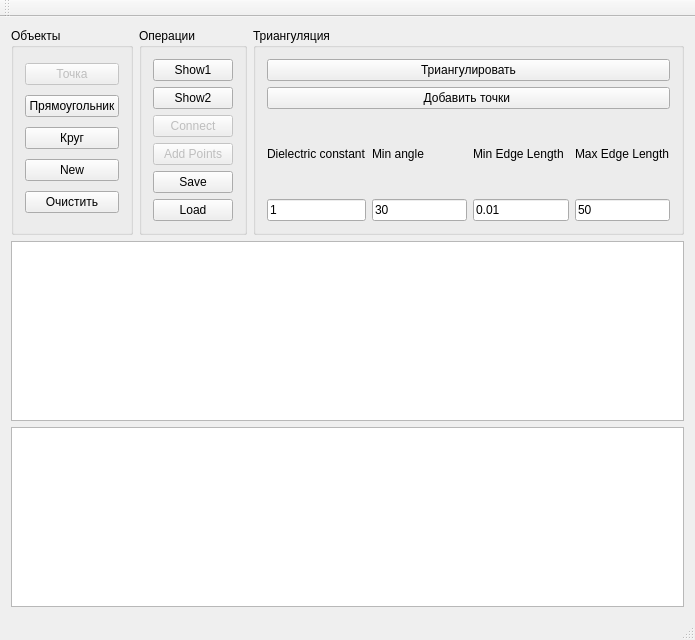
Qt form mainwindow.ui (aleksejkvasnikov/delaunator) before a commit.
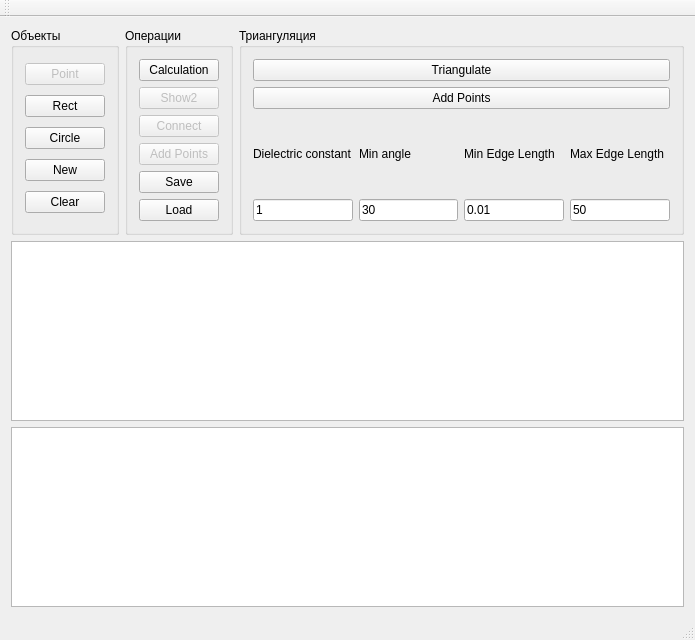
The same form after that commit.

What changed in the file:
```diff
--- a/mainwindow.ui
+++ b/mainwindow.ui
@@ -29,14 +29,14 @@
             <bool>false</bool>
            </property>
            <property name="text">
-            <string>Точка</string>
+            <string>Point</string>
            </property>
           </widget>
          </item>
          <item>
           <widget class="QPushButton" name="rectButton">
            <property name="text">
-            <string>Прямоугольник</string>
+            <string>Rect</string>
            </property>
           </widget>
          </item>
@@ -46,7 +46,7 @@
             <bool>true</bool>
            </property>
            <property name="text">
-            <string>Круг</string>
+            <string>Circle</string>
            </property>
           </widget>
          </item>
@@ -60,7 +60,7 @@
          <item>
           <widget class="QPushButton" name="pushButton_3">
            <property name="text">
-            <string>Очистить</string>
+            <string>Clear</string>
            </property>
           </widget>
          </item>
@@ -76,12 +76,15 @@
          <item>
           <widget class="QPushButton" name="femCalc">
            <property name="text">
-            <string>Show1</string>
+            <string>Calculation</string>
            </property>
           </widget>
          </item>
          <item>
           <widget class="QPushButton" name="showMesh_button">
+           <property name="enabled">
+            <bool>false</bool>
+           </property>
            <property name="text">
             <string>Show2</string>
            </property>
@@ -133,14 +136,14 @@
          <item>
           <widget class="QPushButton" name="pushButton_4">
            <property name="text">
-            <string>Триангулировать</string>
+            <string>Triangulate</string>
            </property>
           </widget>
          </item>
          <item>
           <widget class="QPushButton" name="pushButton_8">
            <property name="text">
-            <string>Добавить точки </string>
+            <string>Add Points</string>
            </property>
           </widget>
          </item>
```
